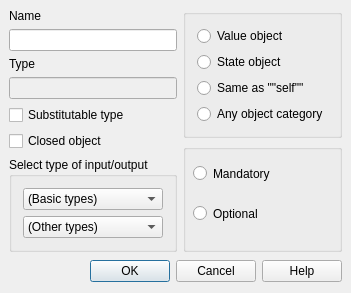
This is lavape/src/LavaPE_UI/idd_iobox.ui in berkus/lavape as Qt 5 draws it before an edit. The edited form follows.
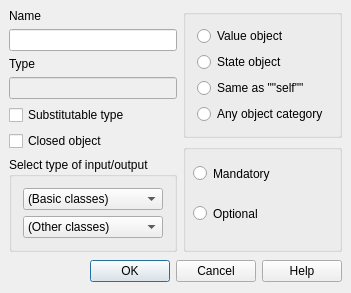
This is the edited form.

The edit to the form file:
```diff
--- a/lavape/src/LavaPE_UI/idd_iobox.ui
+++ b/lavape/src/LavaPE_UI/idd_iobox.ui
@@ -157,7 +157,7 @@
            <widget class="QComboBox" name="BasicTypes" >
             <item>
              <property name="text" >
-              <string>(Basic types)</string>
+              <string>(Basic classes)</string>
              </property>
             </item>
            </widget>
@@ -166,7 +166,7 @@
            <widget class="QComboBox" name="NamedTypes" >
             <item>
              <property name="text" >
-              <string>(Other types)</string>
+              <string>(Other classes)</string>
              </property>
             </item>
            </widget>
```
